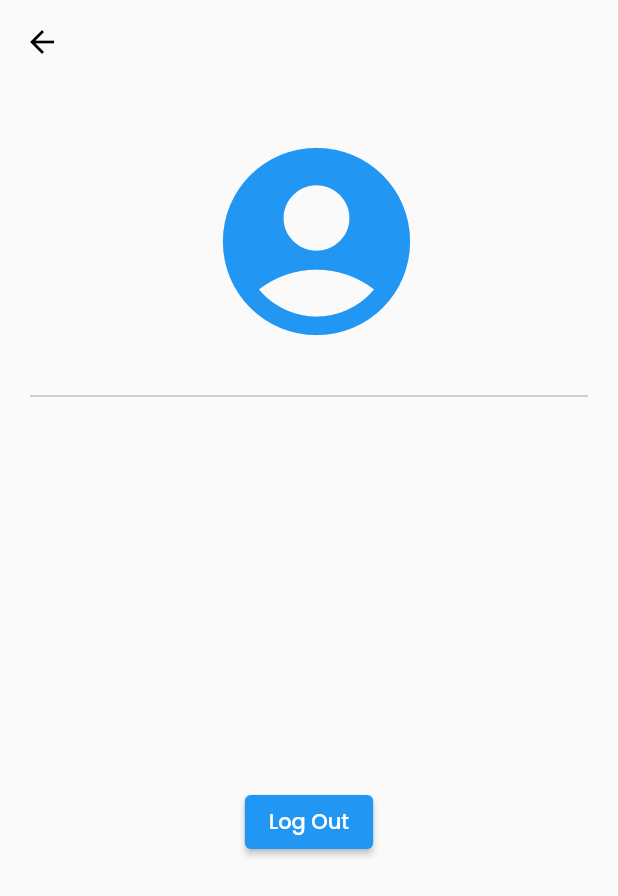
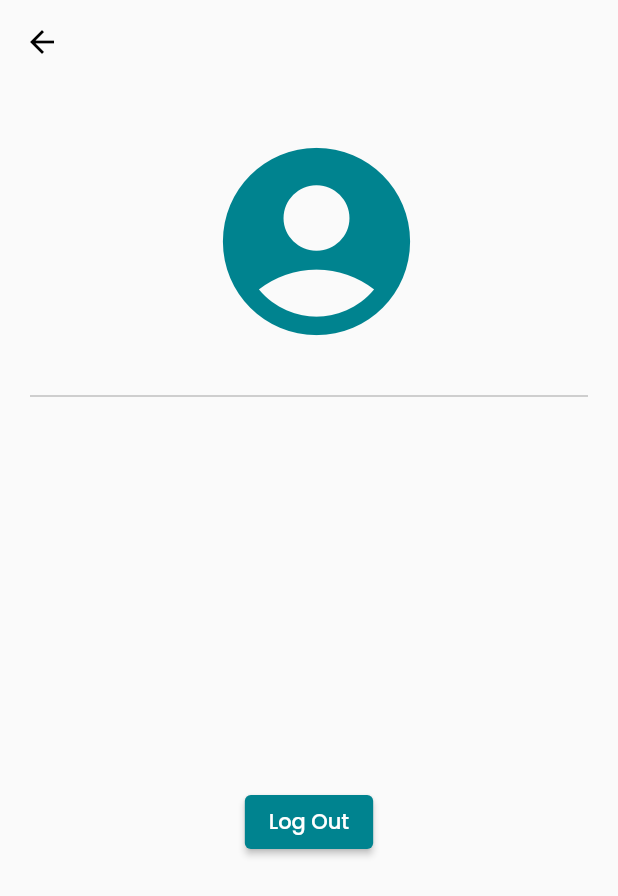
Before and after one commit to mauryakshitij/Smart-Naka, a Flutter app: the TabsScreen screen opened directly, item 2 of the bottom bar chosen, after a tap on the "account circle" icon, on a phone screen of 412 x 824 dp. Shown: the top 896 px of the screen. Run offline on Flutter 3.47's test engine with Material 2 defaults, Android fonts, the light colour scheme and no system bars; drawn by our look-alikes of widget_circular_animator; our stand-ins replace cloud_firestore, expandable, firebase_auth, firebase_core, font_awesome_flutter, google_fonts and 2 more; accounts and stored records are empty; network calls fail.

Commit message:
edit theme

```diff
--- a/lib/main.dart
+++ b/lib/main.dart
@@ -23,7 +23,9 @@ class MyApp extends StatelessWidget {
       debugShowCheckedModeBanner: false,
       title: 'Flutter Demo',
       theme: ThemeData(
-        primarySwatch: Colors.blue,
+        colorScheme: ColorScheme.fromSwatch().copyWith(
+          primary: Colors.cyan[800],
+        ),
         textTheme: GoogleFonts.poppinsTextTheme(),
       ),
       home: StreamBuilder(
--- a/lib/screens/account_info.dart
+++ b/lib/screens/account_info.dart
@@ -23,6 +23,7 @@ class _AccountInfoState extends State<AccountInfo> {
   @override
   Widget build(BuildContext context) {
     return Scaffold(
+
       appBar: AppBar(
         leading: IconButton(
             onPressed: (){
@@ -48,6 +49,8 @@ class _AccountInfoState extends State<AccountInfo> {
                   crossAxisAlignment: CrossAxisAlignment.center,
                   children: [
                     WidgetCircularAnimator(
+                      innerColor: const Color(0xff003B8F),
+                      outerColor: const Color(0xff003B8F),
                       child: Container(
                         decoration: const BoxDecoration(
                           shape: BoxShape.circle,
@@ -55,7 +58,7 @@ class _AccountInfoState extends State<AccountInfo> {
                         child: const Icon(
                           Icons.account_circle_sharp,
                           size: 150,
-                          color: Colors.blue,
+                          color: Color(0xff00838F),
                           // shadows: <Shadow>[
                           //   Shadow(color: Colors.grey, blurRadius: 30.0)
                           // ],
--- a/lib/screens/search_screen.dart
+++ b/lib/screens/search_screen.dart
@@ -37,7 +37,7 @@ class _SearchPageState extends State<SearchPage> {
           padding: const EdgeInsets.all(10),
           margin: const EdgeInsets.all(10),
           decoration: BoxDecoration(
-              color: const Color.fromARGB(255, 199, 198, 198),
+              color: Colors.white,
               borderRadius: BorderRadius.circular(10)),
           child: Column(
             mainAxisAlignment: MainAxisAlignment.spaceAround,
--- a/lib/screens/starred_screen.dart
+++ b/lib/screens/starred_screen.dart
@@ -37,18 +37,20 @@ class _StarredScreenState extends State<StarredScreen> {
             list.add(data);
           }
           return ListView.builder(
+              physics: const BouncingScrollPhysics(),
+              padding: const EdgeInsets.symmetric(vertical: 16,horizontal: 8),
               itemCount: list.length,
               itemBuilder: (BuildContext context, index) {
                 Map<String, dynamic> data = list[index];
                 return Card(
-                  color: Colors.blue,
+                  color: Colors.cyan[800],
                   elevation: 5,
                   child: ListTile(
                     leading: CircleAvatar(
-                      backgroundColor: const Color(0xff6ae792),
+                      backgroundColor: const Color(0xff003B8F),
                       child: Text(
                         (index + 1).toString(),
-                        style: const TextStyle(color: Colors.black),
+                        style: const TextStyle(color: Colors.white),
                       ),
                     ),
                     title: Text(data['regNumber']),
--- a/lib/screens/tabs_screen.dart
+++ b/lib/screens/tabs_screen.dart
@@ -25,6 +25,7 @@ class _TabsScreenState extends State<TabsScreen> {
   @override
   Widget build(BuildContext context) {
     return Scaffold(
+      backgroundColor: Colors.cyan[100],
         appBar: AppBar(
           leading: IconButton(
               onPressed: () {
@@ -62,7 +63,7 @@ class _TabsScreenState extends State<TabsScreen> {
                   tabBackgroundGradient: LinearGradient(
                     begin: Alignment.topRight,
                     end: Alignment.bottomLeft,
-                    colors: [Colors.lightBlue[100]!, Colors.cyan],
+                    colors: [Colors.cyan[800]!, Colors.cyan],
                   ),
                   gap: 8,
                   tabBorderRadius: 15,
```
Also changed, not shown: lib/screens/history_screen.dart (+5 -3 lines), lib/screens/results_screen.dart (+15 -15 lines).
